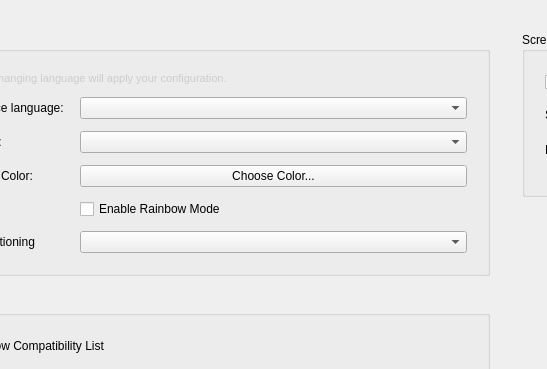
First picture: the form in src/citron/configuration/configure_ui.ui, repository citron-neo/emulator, before the edit; both pictures show x 94 to 641 and y 0 to 369 of the 1200 by 800 pixel window.
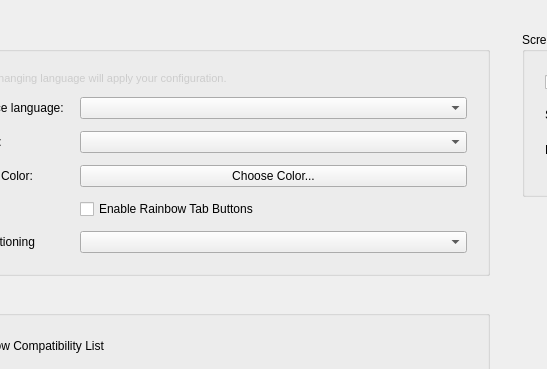
Second picture: the form after the edit.

Commit message: fix(UI): Overhaul Rainbow Mode architecture

```diff
--- a/src/citron/configuration/configure_ui.ui
+++ b/src/citron/configuration/configure_ui.ui
@@ -140,7 +140,7 @@
                                 <item row="4" column="1">
                                     <widget class="QCheckBox" name="rainbowModeCheckBox">
                                         <property name="text">
-                                            <string>Enable Rainbow Mode</string>
+                                            <string>Enable Rainbow Tab Buttons</string>
                                         </property>
                                     </widget>
                                 </item>
```
